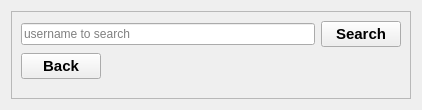
Qt form User_app/src/search/search_widget.ui (edugaidano/Little-Social-Network) before a commit.
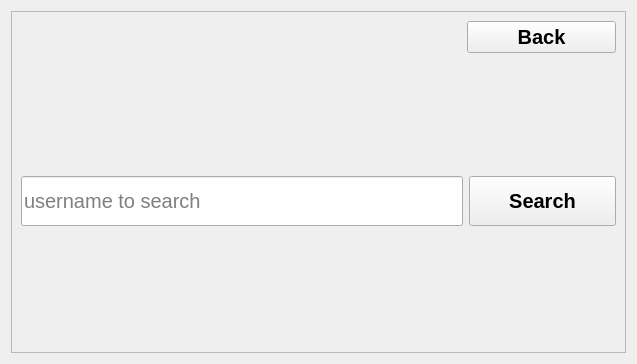
The same form after that commit.

```diff
--- a/User_app/src/search/search_widget.ui
+++ b/User_app/src/search/search_widget.ui
@@ -6,8 +6,8 @@
    <rect>
     <x>0</x>
     <y>0</y>
-    <width>418</width>
-    <height>110</height>
+    <width>637</width>
+    <height>364</height>
    </rect>
   </property>
   <property name="windowTitle">
@@ -36,46 +36,7 @@
      </property>
      <layout class="QVBoxLayout" name="verticalLayout">
       <item>
-       <layout class="QHBoxLayout" name="seachBarFrame">
-        <item>
-         <widget class="QLineEdit" name="searchLine">
-          <property name="placeholderText">
-           <string>username to search</string>
-          </property>
-         </widget>
-        </item>
-        <item>
-         <widget class="QPushButton" name="searchButton">
-          <property name="font">
-           <font>
-            <family>Arial</family>
-            <pointsize>11</pointsize>
-            <bold>true</bold>
-           </font>
-          </property>
-          <property name="text">
-           <string>Search</string>
-          </property>
-         </widget>
-        </item>
-       </layout>
-      </item>
-      <item>
-       <layout class="QHBoxLayout" name="backLayout">
-        <item>
-         <widget class="QPushButton" name="backButton">
-          <property name="font">
-           <font>
-            <family>Arial</family>
-            <pointsize>11</pointsize>
-            <bold>true</bold>
-           </font>
-          </property>
-          <property name="text">
-           <string>Back</string>
-          </property>
-         </widget>
-        </item>
+       <layout class="QHBoxLayout" name="backLayout" stretch="3,1">
         <item>
          <spacer name="horizontalSpacer">
           <property name="orientation">
@@ -88,6 +49,81 @@
            </size>
           </property>
          </spacer>
+        </item>
+        <item>
+         <widget class="QPushButton" name="backButton">
+          <property name="font">
+           <font>
+            <family>Arial</family>
+            <pointsize>15</pointsize>
+            <bold>true</bold>
+           </font>
+          </property>
+          <property name="text">
+           <string>Back</string>
+          </property>
+         </widget>
+        </item>
+       </layout>
+      </item>
+      <item>
+       <spacer name="verticalSpacer_2">
+        <property name="orientation">
+         <enum>Qt::Orientation::Vertical</enum>
+        </property>
+        <property name="sizeHint" stdset="0">
+         <size>
+          <width>20</width>
+          <height>40</height>
+         </size>
+        </property>
+       </spacer>
+      </item>
+      <item>
+       <layout class="QHBoxLayout" name="seachBarFrame" stretch="3,1">
+        <item>
+         <widget class="QLineEdit" name="searchLine">
+          <property name="sizePolicy">
+           <sizepolicy hsizetype="Expanding" vsizetype="Preferred">
+            <horstretch>0</horstretch>
+            <verstretch>0</verstretch>
+           </sizepolicy>
+          </property>
+          <property name="minimumSize">
+           <size>
+            <width>0</width>
+            <height>50</height>
+           </size>
+          </property>
+          <property name="font">
+           <font>
+            <pointsize>15</pointsize>
+           </font>
+          </property>
+          <property name="placeholderText">
+           <string>username to search</string>
+          </property>
+         </widget>
+        </item>
+        <item>
+         <widget class="QPushButton" name="searchButton">
+          <property name="minimumSize">
+           <size>
+            <width>0</width>
+            <height>50</height>
+           </size>
+          </property>
+          <property name="font">
+           <font>
+            <family>Arial</family>
+            <pointsize>15</pointsize>
+            <bold>true</bold>
+           </font>
+          </property>
+          <property name="text">
+           <string>Search</string>
+          </property>
+         </widget>
         </item>
        </layout>
       </item>
```
